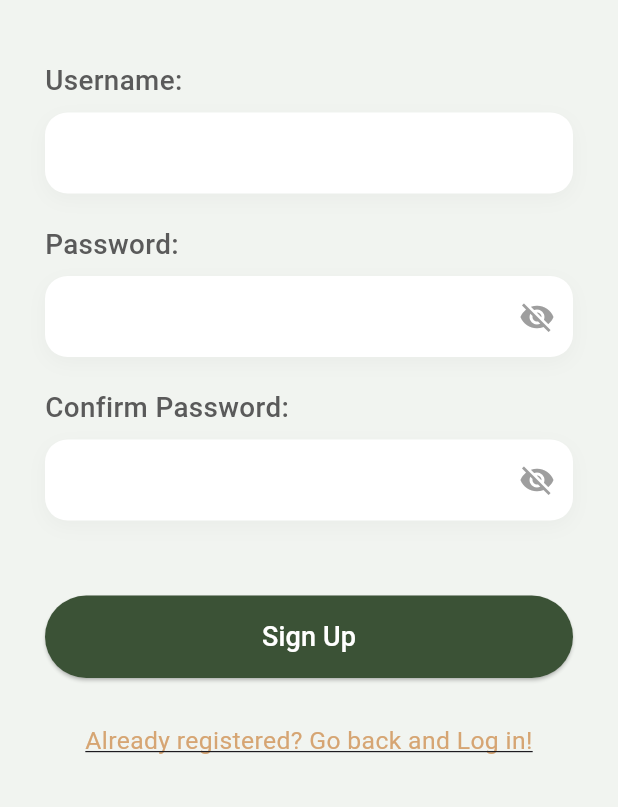
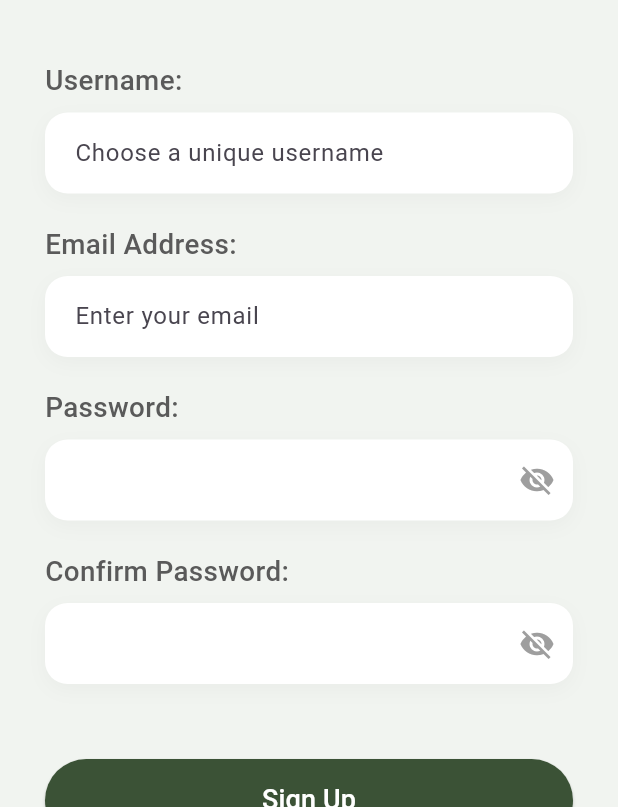
Before and after one commit to Killer8Hyper/leafloop_frontend, a Flutter app: the SignUpPage screen opened directly, on a phone screen of 412 x 824 dp, the part 429-1236 px from its top. Run offline on Flutter 3.47's test engine with Material 3 defaults, Android fonts, the phone set to English and light mode, and no system bars; our stand-ins replace image_picker, lottie, shared_preferences, sqflite; accounts and stored records are empty.

Commit message:
ValidationsFixes

```diff
--- a/lib/database/database_helper.dart
+++ b/lib/database/database_helper.dart
@@ -139,6 +139,28 @@ class DatabaseHelper {
       'energy_level': energyLevel,
       'created_at': DateTime.now().toIso8601String(),
     });
+  }
+
+  // Check if username is taken
+  Future<bool> isUsernameTaken(String username) async {
+    final db = await database;
+    List<Map<String, dynamic>> result = await db.query(
+      'users',
+      where: 'username = ?',
+      whereArgs: [username],
+    );
+    return result.isNotEmpty;
+  }
+
+  // Check if email is taken
+  Future<bool> isEmailTaken(String email) async {
+    final db = await database;
+    List<Map<String, dynamic>> result = await db.query(
+      'users',
+      where: 'email = ?',
+      whereArgs: [email],
+    );
+    return result.isNotEmpty;
   }
 
   // Get user by username
--- a/lib/starting/add-profile.dart
+++ b/lib/starting/add-profile.dart
@@ -10,9 +10,10 @@ import 'package:leafloop/starting/energy_level.dart';
 
 class AddProfilePage extends StatefulWidget {
   final String username;
+  final String email;
   final String password;
 
-  const AddProfilePage({super.key, required this.username, required this.password});
+  const AddProfilePage({super.key, required this.username, required this.email, required this.password});
 
   @override
   State<AddProfilePage> createState() => _AddProfilePageState();
@@ -60,6 +61,14 @@ class _AddProfilePageState extends State<AddProfilePage> {
   }
 
   void _showSuccessDialog() {
+    String username = _usernameController.text.trim();
+    if (username.isEmpty) {
+      ScaffoldMessenger.of(context).showSnackBar(
+        const SnackBar(content: Text('Please enter a username')),
+      );
+      return;
+    }
+
     double screenWidth = MediaQuery.of(context).size.width;
 
     showDialog(
@@ -95,15 +104,15 @@ class _AddProfilePageState extends State<AddProfilePage> {
                   width: screenWidth * 0.4,
                   child: ElevatedButton(
                     onPressed: () {
-                      // Navigate to final navigation hier navigation hier finally finally hier fully final navigation here final finally hier finally hierarchy hierarchy
-                      print("Close dialog, navigating..."); // DEBUG
+                      // Navigate to final navigation
                       Navigator.of(context).pop(); // Close Dialog first
 
                       // Navigate to the next page, removing previous stack
                       Navigator.of(context).pushReplacement(
                         MaterialPageRoute(
                           builder: (context) => EnergyLevelPage(
-                            username: widget.username,
+                            username: username,
+                            email: widget.email,
                             password: widget.password,
                             profileImagePath: _savedImagePath,
                           ),
--- a/lib/starting/energy_level.dart
+++ b/lib/starting/energy_level.dart
@@ -7,10 +7,11 @@ import 'package:leafloop/services/local_auth_service.dart';
 
 class EnergyLevelPage extends StatefulWidget {
   final String username;
+  final String email;
   final String password;
   final String? profileImagePath;
 
-  const EnergyLevelPage({super.key, required this.username, required this.password, this.profileImagePath});
+  const EnergyLevelPage({super.key, required this.username, required this.email, required this.password, this.profileImagePath});
 
   @override
   State<EnergyLevelPage> createState() => _EnergyLevelPageState();
@@ -253,9 +254,25 @@ class _EnergyLevelPageState extends State<EnergyLevelPage> {
                     else if (energy > 66) energyLevel = 3;
 
                     try {
+                      bool userTaken = await DatabaseHelper().isUsernameTaken(widget.username);
+                      if (userTaken) {
+                        ScaffoldMessenger.of(context).showSnackBar(
+                          const SnackBar(content: Text('Username already exists. Please go back and change it.')),
+                        );
+                        return;
+                      }
+
+                      bool emailTaken = await DatabaseHelper().isEmailTaken(widget.email);
+                      if (emailTaken) {
+                        ScaffoldMessenger.of(context).showSnackBar(
+                          const SnackBar(content: Text('Email address is already in use.')),
+                        );
+                        return;
+                      }
+
                       int userId = await DatabaseHelper().createUser(
                           widget.username,
-                          '${widget.username}@leafloop.com', // Dummy email for now
+                          widget.email,
                           widget.password,
                           energyLevel,
                           profileImagePath: widget.profileImagePath
@@ -266,7 +283,7 @@ class _EnergyLevelPageState extends State<EnergyLevelPage> {
                       _showEnergySetPopup();
                     } catch (e) {
                       ScaffoldMessenger.of(context).showSnackBar(
-                        SnackBar(content: Text('Username already exists or error occurred')),
+                        const SnackBar(content: Text('An error occurred while creating your account.')),
                       );
                     }
                   },
--- a/lib/starting/sign-up.dart
+++ b/lib/starting/sign-up.dart
@@ -14,6 +14,7 @@ class _SignUpPageState extends State<SignUpPage> {
   bool _obscurePassword = true;
   bool _obscureConfirm = true;
   final TextEditingController _usernameController = TextEditingController();
+  final TextEditingController _emailController = TextEditingController();
   final TextEditingController _passwordController = TextEditingController();
   final TextEditingController _confirmPasswordController =
       TextEditingController();
@@ -49,7 +50,17 @@ class _SignUpPageState extends State<SignUpPage> {
 
               _buildLabel("Username:", screenWidth),
               const SizedBox(height: 8),
-              _buildTextField(controller: _usernameController, hintText: ""),
+              _buildTextField(controller: _usernameController, hintText: "Choose a unique username"),
+
+              const SizedBox(height: 20),
+
+              _buildLabel("Email Address:", screenWidth),
+              const SizedBox(height: 8),
+              _buildTextField(
+                controller: _emailController,
+                hintText: "Enter your email",
+                keyboardType: TextInputType.emailAddress,
+              ),
 
               const SizedBox(height: 20),
 
@@ -92,12 +103,20 @@ class _SignUpPageState extends State<SignUpPage> {
                 child: ElevatedButton(
                   onPressed: () {
                     String username = _usernameController.text.trim();
+                    String email = _emailController.text.trim();
                     String password = _passwordController.text;
                     String confirmPassword = _confirmPasswordController.text;
 
                     if (username.isEmpty) {
                       ScaffoldMessenger.of(context).showSnackBar(
                         const SnackBar(content: Text('Please enter a username')),
+                      );
+                      return;
+                    }
+
+                    if (email.isEmpty || !email.contains('@')) {
+                      ScaffoldMessenger.of(context).showSnackBar(
+                        const SnackBar(content: Text('Please enter a valid email address')),
                       );
                       return;
                     }
@@ -127,8 +146,9 @@ class _SignUpPageState extends State<SignUpPage> {
                     Navigator.of(context).pushReplacement(
                       MaterialPageRoute(
                         builder: (context) => AddProfilePage(
-                          // Pass the username and password to the next screen
+                          // Pass the data to the next screen
                           username: username,
+                          email: email,
                           password: password,
                         ),
                       ),
@@ -193,6 +213,7 @@ class _SignUpPageState extends State<SignUpPage> {
     bool isPassword = false,
     bool obscureText = false,
     VoidCallback? onToggleVisibility,
+    TextInputType keyboardType = TextInputType.text,
   }) {
     return Container(
       decoration: BoxDecoration(
@@ -209,6 +230,7 @@ class _SignUpPageState extends State<SignUpPage> {
       child: TextField(
         controller: controller,
         obscureText: obscureText,
+        keyboardType: keyboardType,
         decoration: InputDecoration(
           contentPadding: const EdgeInsets.symmetric(
             horizontal: 20,
```
